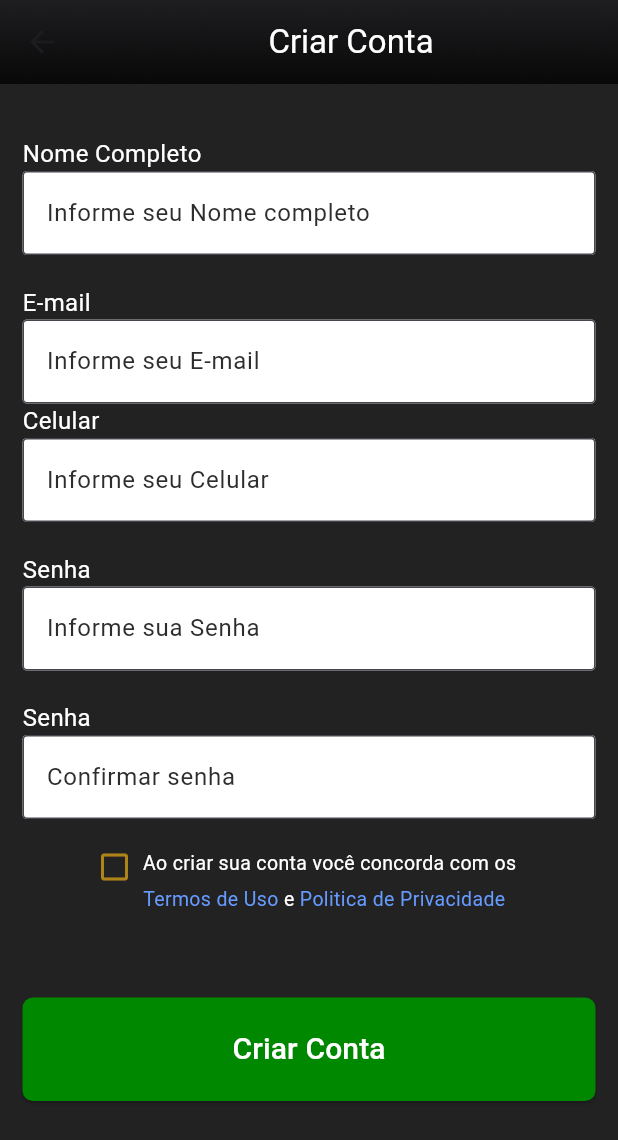
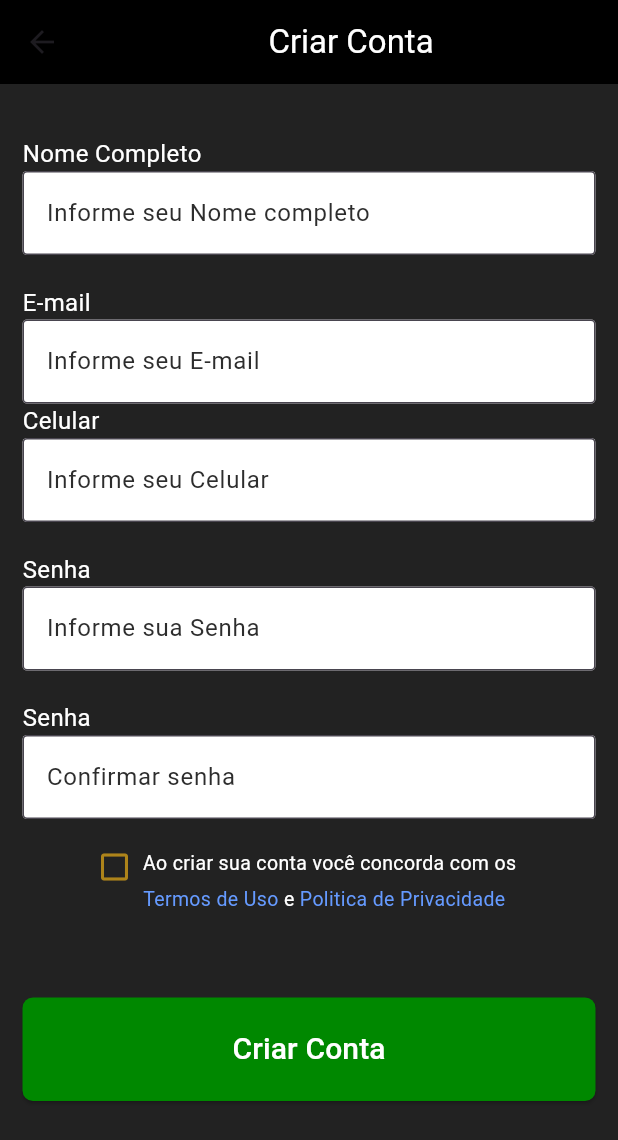
Before and after one commit to Bruno-Meireles/leilao_teste_dix, a Flutter app: the Cadastro screen opened by its route, on a phone screen of 412 x 824 dp. Shown: the top 1140 px of the screen. Run offline on Flutter 3.47's test engine with Material 3 defaults, Android fonts, the phone set to English and light mode, and no system bars; Roboto replaces fonts that are missing (Poppins).

Commit message:
organizando pagina cadastro

```diff
--- a/lib/cadastro.dart
+++ b/lib/cadastro.dart
@@ -1,10 +1,16 @@
 import 'package:flutter/material.dart';
 import 'package:leilao_teste_dix/utils/app.colors.dart';
 import 'components/form.dart';
+import 'router/path.dart';
 
-class Cadastro extends StatelessWidget {
+class Cadastro extends StatefulWidget {
   const Cadastro({super.key});
 
+  @override
+  State<Cadastro> createState() => _CadastroState();
+}
+
+class _CadastroState extends State<Cadastro> {
   @override
   Widget build(BuildContext context) {
     final nameControler = TextEditingController();
@@ -12,15 +18,14 @@ class Cadastro extends StatelessWidget {
     final celularControler = TextEditingController();
     final senhaControler = TextEditingController();
     final confirmarSenhaControler = TextEditingController();
+    String email = "";
+    String password = "";
+    bool isChecked = false;
 
     return Scaffold(
       backgroundColor: AppColors.backgoundColor,
       appBar: AppBar(
-        flexibleSpace: Container(
-          decoration: const BoxDecoration(
-            image: DecorationImage(image: AssetImage("image/appbar.png"), fit: BoxFit.cover),
-          ),
-        ),
+        backgroundColor: AppColors.black,
         title: const Center(
           child: Text(
             "Criar Conta",
@@ -81,28 +86,35 @@ class Cadastro extends StatelessWidget {
             const SizedBox(
               height: 20,
             ),
-            const Center(
+            Center(
               child: Column(
                 children: [
                   Wrap(
                     children: [
-                      Icon(
+                      GestureDetector(
+                        onTap: () {
+                          setState(() {
+                            isChecked = !isChecked;
+                          });
+                        },
+                        child: const Icon(
                           Icons.check_box_outline_blank,
                           color: AppColors.yellow,
                         ),
-                      Text(
+                      ),
+                      const Text(
                         "  Ao criar sua conta você concorda com os ",
                         style: TextStyle(color: AppColors.white, fontSize: 13),
                       ),
-                      Text(
+                      const Text(
                         "         Termos de Uso ",
                         style: TextStyle(color: AppColors.blue, fontSize: 13),
                       ),
-                      Text(
+                      const Text(
                         "e",
                         style: TextStyle(color: AppColors.white, fontSize: 13),
                       ),
-                      Text(
+                      const Text(
                         " Politica de Privacidade",
                         style: TextStyle(color: AppColors.blue, fontSize: 13),
                       ),
@@ -124,12 +136,23 @@ class Cadastro extends StatelessWidget {
                   padding: const EdgeInsets.all(20),
                   backgroundColor: AppColors.green,
                 ),
-                onPressed: () {},
+                onPressed: () {
+                  if (email == 'fabioln@ldix.com' && password == '1234567o') {
+                    Navigator.pushNamed(context, Routers.leilao.name);
+                  }
+                },
+                child: GestureDetector(
+                  onTap: () {
+                    if (email == 'fabioln@ldix.com' && password == '1234567o') {
+                      Navigator.pushNamed(context, Routers.leilao.name);
+                    }
+                  },
                   child: const Text(
                     "Criar Conta",
                     style: TextStyle(
                       fontSize: 20,
                       color: AppColors.white,
+                    ),
                   ),
                 ),
               ),
--- a/lib/main.dart
+++ b/lib/main.dart
@@ -19,7 +19,7 @@ class MyApp extends StatelessWidget {
   Widget build(BuildContext context) {
     return MaterialApp(
       debugShowCheckedModeBanner: false,
-      home: const VendaDireta(),
+      home: const Cadastro(),
       // initialRoute: Routers.vendaDireta.name, //Definir a tela de venda direta como inicial
       // initialRoute: Routers.apresentacao.name, // Definir a tela de apresentação como inicial
       routes: {
--- a/lib/resultados.dart
+++ b/lib/resultados.dart
@@ -11,7 +11,7 @@ class _ResultadosState extends State<Resultados> {
   @override
   Widget build(BuildContext context) {
     return const Scaffold(
-      body: Text("olá tela resultados"),
+      body: Center(child: Text("olá tela resultados")),
     );
   }
 }
--- a/pubspec.yaml
+++ b/pubspec.yaml
@@ -44,3 +44,7 @@ flutter:
     - image/assets/icons/iconLocation.png
     - image/assets/icons/iconPeso.png
     - image/assets/icons/TimeSquare.png
+    - image/lote303.png
+    - image/lote176.png
+    - image/lote175.png
+    - image/lote173.png
```
Also changed, not shown: lib/leilao.dart (+47 -5 lines), lib/venda.direta.dart (+47 -4 lines). Lines whose indentation alone changed are shown as unchanged.
